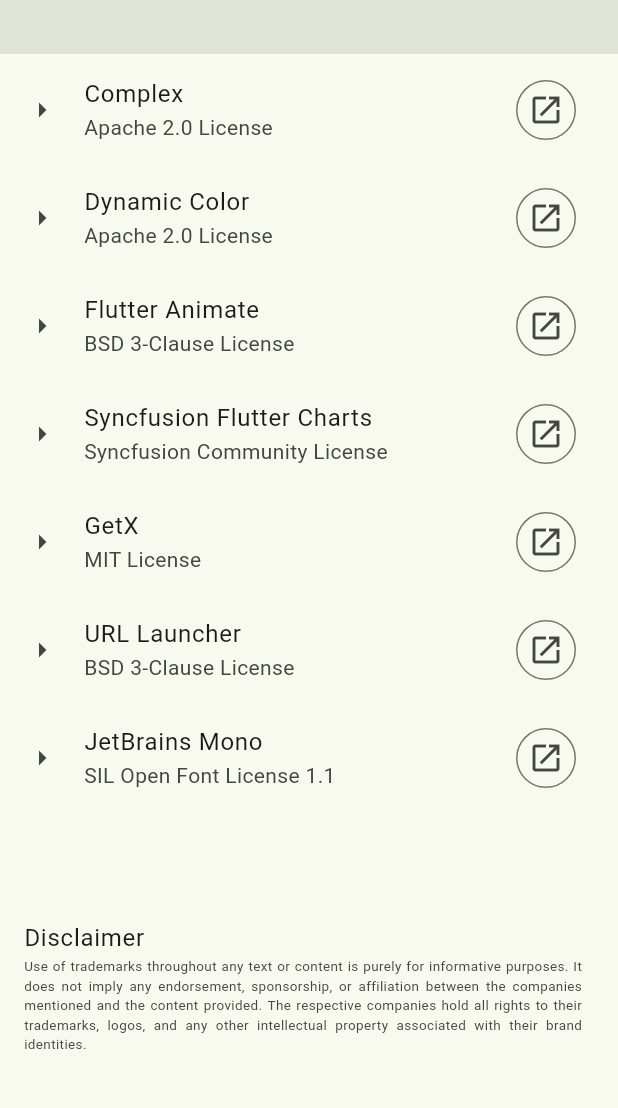
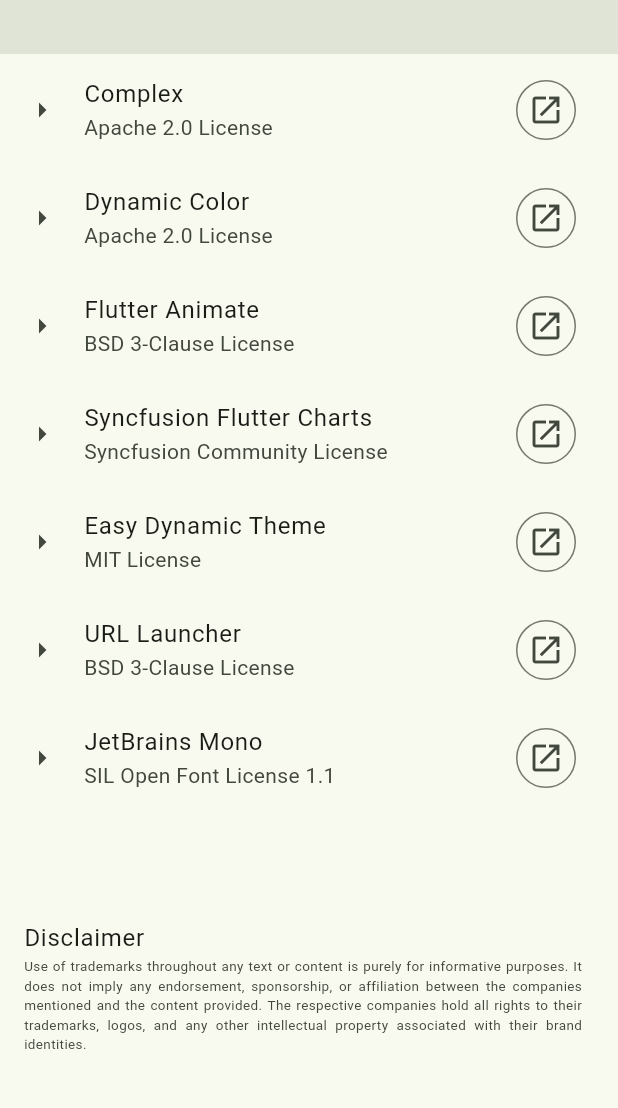
Before and after one commit to Az-21/dft, a Flutter app: the AboutPage screen opened by its route, scrolled down 576 dp, on a phone screen of 412 x 824 dp, the part 96-1204 px from its top. Run offline on Flutter 3.47's test engine with Material 2 defaults, Android fonts, the phone set to English and light mode, and no system bars; drawn by our look-alikes of dynamic_color, flutter_animate; our stand-ins replace easy_dynamic_theme, go_router, syncfusion_flutter_charts; missing offline and left inert: complex.

Commit message:
Add credit for `easy_dynamic_theme` package
Remove GetX completely

```diff
--- a/lib/constant/about.dart
+++ b/lib/constant/about.dart
@@ -45,9 +45,9 @@
     "${_github}syncfusion/flutter-widgets/tree/master/packages/syncfusion_flutter_charts",
   ],
   [
-    "GetX",
+    "Easy Dynamic Theme",
     "MIT License",
-    "${_github}jonataslaw/getx",
+    "${_github}rlazom/easy_dynamic_theme",
   ],
   [
     "URL Launcher",
```
